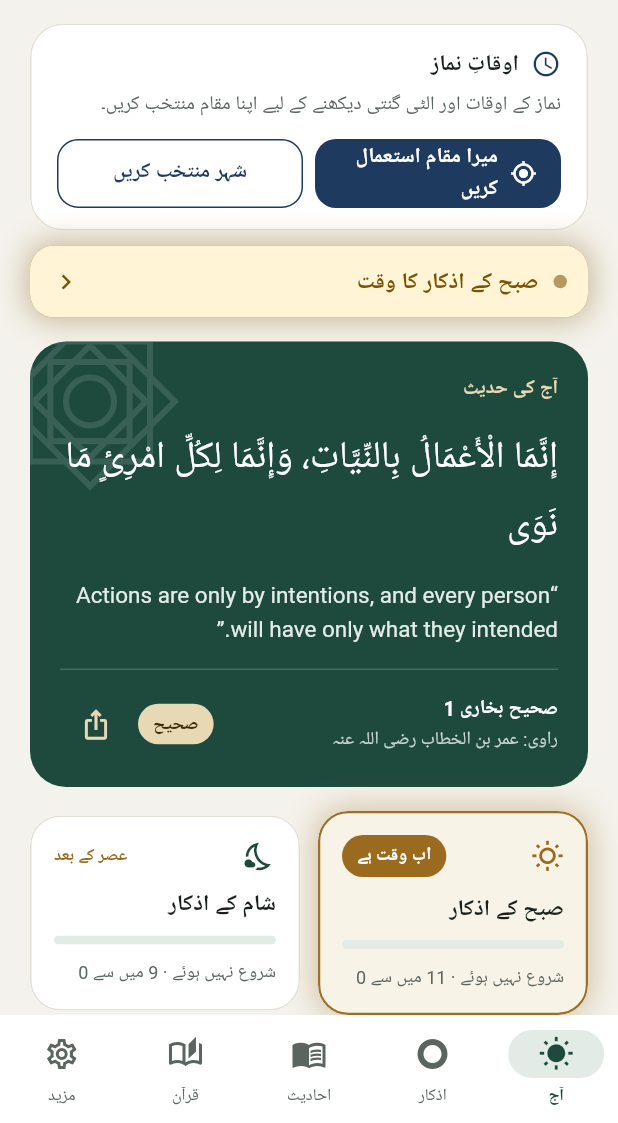
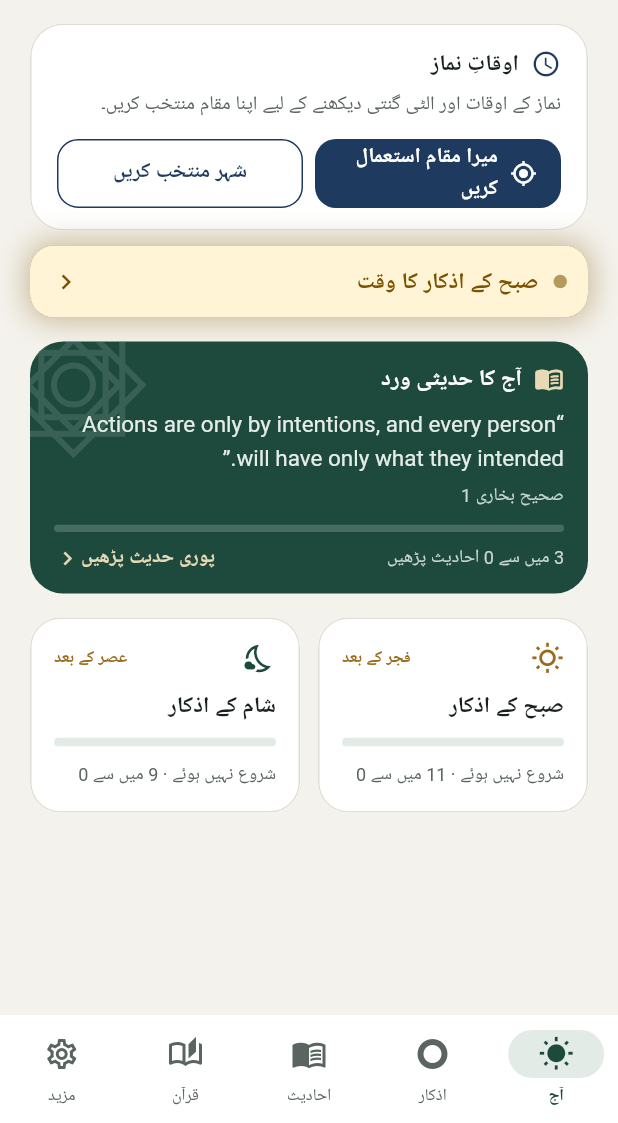
Before and after one commit to abdulla737/Alathar-app, a Flutter app: the screen it shows after launch, after a tap on "شروع کریں", on a phone screen of 412 x 824 dp, the part 113-1236 px from its top. Run offline on Flutter 3.47's test engine with Material 3 defaults, Android fonts, the phone set to English and light mode, and no system bars; our stand-ins replace flutter_local_notifications, flutter_tts, geolocator, google_fonts, just_audio, share_plus and 3 more; accounts and stored records are empty; Roboto replaces fonts that are missing (Amiri, Ibm Plex Sans Arabic); statements that could not run were skipped.

Commit message:
Today: «ورد الحديث اليومي» card — short hadith, reading progress, tap to read in full
- Replaces the full-text hadith-of-the-day card
- Hadith opened in full counts as read (saved on the phone)
- Progress: read / daily hadith pool; «قرأته اليوم» badge once read

Co-Authored-By: Claude Opus 5.5 <noreply@anthropic.com>
Claude-Session: https://claude.ai/code/session_017iBFismne1oD1sNqHmW8go

```diff
--- a/lib/data/user_store.dart
+++ b/lib/data/user_store.dart
@@ -26,6 +26,10 @@ class UserStore extends ChangeNotifier {
   final Map<String, List<int>> _history = {};
   String _today = _dayKey(DateTime.now());
 
+  /// hadith ids the user has opened to read in full (for the daily-hadith
+  /// progress on the Today page)
+  final Set<int> _read = {};
+
   /// athkar category ids completed today (all athkar counted to the end)
   final Set<int> _athkarDoneToday = {};
 
@@ -33,6 +37,7 @@ class UserStore extends ChangeNotifier {
   final Set<int> _athkarSeenToday = {};
 
   static const _kFavorites = 'favorites';
+  static const _kRead = 'hadith_read';
   static const _kHistory = 'acted_history';
   static const _kActedPrefix = 'acted_';
   static const _kAthkarPrefix = 'athkar_done_';
@@ -44,6 +49,7 @@ class UserStore extends ChangeNotifier {
   /// Reads saved data from the phone. Call once at startup.
   Future<void> load() async {
     final p = _prefs = await SharedPreferences.getInstance();
+    _read.addAll((p.getStringList(_kRead) ?? const []).map(int.tryParse).whereType<int>());
 
     // Favorites: stored as JSON [{"id":1,"at":1729300000000}, ...]
     final raw = p.getString(_kFavorites);
@@ -107,6 +113,20 @@ class UserStore extends ChangeNotifier {
     if (!_athkarSeenToday.add(categoryId)) return;
     _prefs?.setStringList(
         '$_kSeenPrefix$_today', [for (final id in _athkarSeenToday) '$id']);
+    notifyListeners();
+  }
+
+  // ------------------------------------------------------ Hadith reading
+
+  bool hasRead(int hadithId) => _read.contains(hadithId);
+
+  /// How many of [ids] the user has read.
+  int readCountAmong(Iterable<int> ids) => ids.where(_read.contains).length;
+
+  /// Called when a hadith is opened in full.
+  void markRead(int hadithId) {
+    if (!_read.add(hadithId)) return;
+    _prefs?.setStringList(_kRead, [for (final id in _read) '$id']);
     notifyListeners();
   }
 
--- a/lib/l10n/strings.dart
+++ b/lib/l10n/strings.dart
@@ -108,6 +108,10 @@ class S {
       'next_prayer': 'الصلاة القادمة: العصر',
       'next_in': 'بعد ساعة و12 دقيقة',
       'hadith_of_day': 'حديث اليوم',
+      'hadith_wird': 'ورد الحديث اليومي',
+      'hadith_read_progress': 'قرأت {n} من {t} حديثاً',
+      'hadith_read_full': 'اقرأ الحديث كاملاً',
+      'hadith_done_today': 'قرأته اليوم',
       'narrated_by': 'الراوي: {name}',
       'morning_athkar': 'أذكار الصباح',
       'evening_athkar': 'أذكار المساء',
@@ -381,6 +385,10 @@ class S {
       'next_prayer': 'Next: Asr',
       'next_in': 'in 1h 12m',
       'hadith_of_day': 'HADITH OF THE DAY',
+      'hadith_wird': 'Today\'s hadith',
+      'hadith_read_progress': 'Read {n} of {t} hadith',
+      'hadith_read_full': 'Read in full',
+      'hadith_done_today': 'Read today',
       'narrated_by': 'Narrated by {name}',
       'morning_athkar': 'Morning athkar',
       'evening_athkar': 'Evening athkar',
@@ -654,6 +662,10 @@ class S {
       'next_prayer': 'اگلی نماز: عصر',
       'next_in': '1 گھنٹہ 12 منٹ میں',
       'hadith_of_day': 'آج کی حدیث',
+      'hadith_wird': 'آج کا حدیثی ورد',
+      'hadith_read_progress': '{t} میں سے {n} احادیث پڑھیں',
+      'hadith_read_full': 'پوری حدیث پڑھیں',
+      'hadith_done_today': 'آج پڑھ لی',
       'narrated_by': 'راوی: {name}',
       'morning_athkar': 'صبح کے اذکار',
       'evening_athkar': 'شام کے اذکار',
--- a/lib/screens/hadith_detail_screen.dart
+++ b/lib/screens/hadith_detail_screen.dart
@@ -21,6 +21,8 @@ class HadithDetailScreen extends StatelessWidget {
     final h = hadith;
     final settings = AppSettings.instance;
     final store = UserStore.instance;
+    // Counts as read (daily-hadith progress on the Today page).
+    WidgetsBinding.instance.addPostFrameCallback((_) => store.markRead(h.id));
 
     return Scaffold(
       appBar: AppBar(
--- a/lib/screens/today_screen.dart
+++ b/lib/screens/today_screen.dart
@@ -9,12 +9,10 @@ import '../data/user_store.dart';
 import '../data/sample_data.dart';
 import '../l10n/strings.dart';
 import '../theme/app_theme.dart';
-import '../widgets/audio_button.dart';
 import '../widgets/common.dart';
 import '../widgets/athkar_time_banner.dart';
 import '../widgets/prayer_card.dart';
 import '../widgets/quran_wird_card.dart';
-import '../widgets/share_card.dart';
 import 'athkar_counter_screen.dart';
 import 'friday_screen.dart';
 import 'hadith_detail_screen.dart';
@@ -210,83 +208,100 @@ class _HadithOfTheDayCard extends StatelessWidget {
   final VoidCallback onTap;
   const _HadithOfTheDayCard({required this.hadith, required this.onTap});
 
+  /// «ورد الحديث اليومي»: today's hadith in short, how many daily hadith
+  /// you have read, and one tap to read it in full.
   @override
   Widget build(BuildContext context) {
     return ListenableBuilder(
-      listenable: AppSettings.instance,
+      listenable: Listenable.merge([AppSettings.instance, UserStore.instance]),
       builder: (context, _) {
+        final user = UserStore.instance;
+        final pool = [
+          for (final h in ContentStore.instance.allHadith)
+            if (h.dailyOk && h.kind == HadithKind.hadith) h.id,
+        ];
+        final total = pool.isEmpty ? 1 : pool.length;
+        final read = user.readCountAmong(pool);
+        final doneToday = user.hasRead(hadith.id);
+        String n(int v) => S.isArabic ? _arabicDigits(v) : '$v';
         return AppCard(
           color: AppColors.green,
           borderWidth: 0,
-          radius: 24,
+          radius: 22,
           padding: EdgeInsets.zero,
           onTap: onTap,
           child: Stack(
             children: [
               const PositionedDirectional(
-                end: -40,
-                top: -40,
+                end: -36,
+                top: -36,
                 child: Opacity(
                   opacity: 0.12,
                   child: StarMotif(
-                      size: 160, color: Colors.white, strokeWidth: 4, withInner: true),
+                      size: 130, color: Colors.white, strokeWidth: 4, withInner: true),
                 ),
               ),
               Padding(
-                padding: const EdgeInsets.fromLTRB(20, 22, 20, 18),
+                padding: const EdgeInsets.fromLTRB(16, 14, 16, 14),
                 child: Column(
                   crossAxisAlignment: CrossAxisAlignment.stretch,
                   children: [
-                    Text(context.tr('hadith_of_day'),
-                        style: AppText.overline(color: AppColors.sand)
-                            .copyWith(fontSize: S.isRtl ? 13 : 11)),
-                    const SizedBox(height: 14),
-                    ArabicText(hadith.arabic,
-                        style: AppText.arabic(
-                            size: AppSettings.instance.arabicSize + (S.isArabic ? 3 : -1),
-                            color: Colors.white,
-                            height: 1.75)),
-                    // The Arabic text is the hadith itself, so no translation in Arabic.
-                    if (!S.isArabic) ...[
-                      const SizedBox(height: 14),
-                      Text(hadith.translation,
+                    Row(
+                      children: [
+                        const Icon(Icons.menu_book_rounded, color: AppColors.sand, size: 20),
+                        const SizedBox(width: 8),
+                        Expanded(
+                          child: Text(context.tr('hadith_wird'),
+                              style: AppText.ui(
+                                  size: 15, weight: FontWeight.w700, color: Colors.white)),
+                        ),
+                        if (doneToday)
+                          Pill(context.tr('hadith_done_today'),
+                              background: AppColors.sand,
+                              foreground: const Color(0xFF3D2A08)),
+                      ],
+                    ),
+                    const SizedBox(height: 8),
+                    if (hadith.title.v.isNotEmpty)
+                      Text(hadith.title.v,
+                          maxLines: 1,
+                          overflow: TextOverflow.ellipsis,
                           style: AppText.ui(
-                              size: 15, color: AppColors.onGreenBody, height: 1.5)),
-                    ],
-                    const SizedBox(height: 14),
-                    const Divider(color: Color(0x2EFFFFFF), height: 1),
-                    const SizedBox(height: 12),
+                              size: 14, weight: FontWeight.w700, color: AppColors.sand)),
+                    Text(S.isArabic ? hadith.arabic : hadith.translation,
+                        maxLines: 2,
+                        overflow: TextOverflow.ellipsis,
+                        textDirection: S.isArabic ? TextDirection.rtl : null,
+                        style: S.isArabic
+                            ? AppText.arabic(size: 20, color: Colors.white, height: 1.7)
+                            : AppText.ui(size: 15, color: AppColors.onGreenBody, height: 1.5)),
+                    const SizedBox(height: 4),
+                    Text(hadith.reference.v,
+                        maxLines: 1,
+                        overflow: TextOverflow.ellipsis,
+                        style: AppText.ui(size: 12, color: AppColors.onGreenMuted)),
+                    const SizedBox(height: 10),
+                    ProgressLine(
+                      value: read / total,
+                      height: 5,
+                      color: AppColors.sand,
+                      track: Colors.white.withValues(alpha: 0.18),
+                    ),
+                    const SizedBox(height: 8),
                     Row(
                       children: [
                         Expanded(
-                          child: Column(
-                            crossAxisAlignment: CrossAxisAlignment.start,
-                            children: [
-                              Text(hadith.reference.v,
-                                  style: AppText.ui(
-                                      size: 13,
-                                      weight: FontWeight.w600,
-                                      color: Colors.white)),
-                              const SizedBox(height: 2),
-                              Text(
-                                  context.tr('narrated_by',
-                                      {'name': hadith.narrator.v}),
-                                  style: AppText.ui(
-                                      size: 12, color: AppColors.onGreenMuted)),
-                            ],
-                          ),
+                          child: Text(
+                              context.tr('hadith_read_progress', {'n': n(read), 't': n(pool.length)}),
+                              maxLines: 1,
+                              overflow: TextOverflow.ellipsis,
+                              style: AppText.ui(size: 12, color: AppColors.onGreenMuted)),
                         ),
-                        if (hadith.grade.v.isNotEmpty)
-                          Pill(hadith.grade.v,
-                              background: AppColors.sand,
-                              foreground: const Color(0xFF3D2A08)),
-                        const SizedBox(width: 4),
-                        HadithAudioButton(hadith: hadith, color: AppColors.sand, size: 22),
-                        IconButton(
-                          tooltip: context.tr('share_card'),
-                          onPressed: () => showHadithShare(context, hadith),
-                          icon: const Icon(Icons.ios_share, color: AppColors.sand, size: 22),
-                        ),
+                        Text(context.tr('hadith_read_full'),
+                            style: AppText.ui(
+                                size: 13, weight: FontWeight.w700, color: AppColors.sand)),
+                        Icon(S.isRtl ? Icons.chevron_left : Icons.chevron_right,
+                            color: AppColors.sand, size: 18),
                       ],
                     ),
                   ],
@@ -300,22 +315,8 @@ class _HadithOfTheDayCard extends StatelessWidget {
   }
 }
 
-/// Minute ticks so the "time for athkar" highlight follows the clock.
-final Stream<void> _minuteTicks =
-    Stream<void>.periodic(const Duration(minutes: 1)).asBroadcastStream();
-
-/// Morning athkar start: Fajr (4:00 if no location is set yet).
-/// From then the card glows until tapped.
-bool isMorningAthkarTime(DateTime t) {
-  final day = PrayerStore.instance.dayOf(t);
-  return day == null ? t.hour >= 4 : !t.isBefore(day[Prayer.fajr]);
-}
-
-/// Evening athkar start: Asr (15:00 if no location is set yet).
-bool isEveningAthkarTime(DateTime t) {
-  final day = PrayerStore.instance.dayOf(t);
-  return day == null ? t.hour >= 15 : !t.isBefore(day[Prayer.asr]);
-}
+String _arabicDigits(int v) =>
+    v.toString().split('').map((c) => '٠١٢٣٤٥٦٧٨٩'[int.parse(c)]).join();
 
 class _AthkarStatusCard extends StatefulWidget {
   final Widget icon;
```
